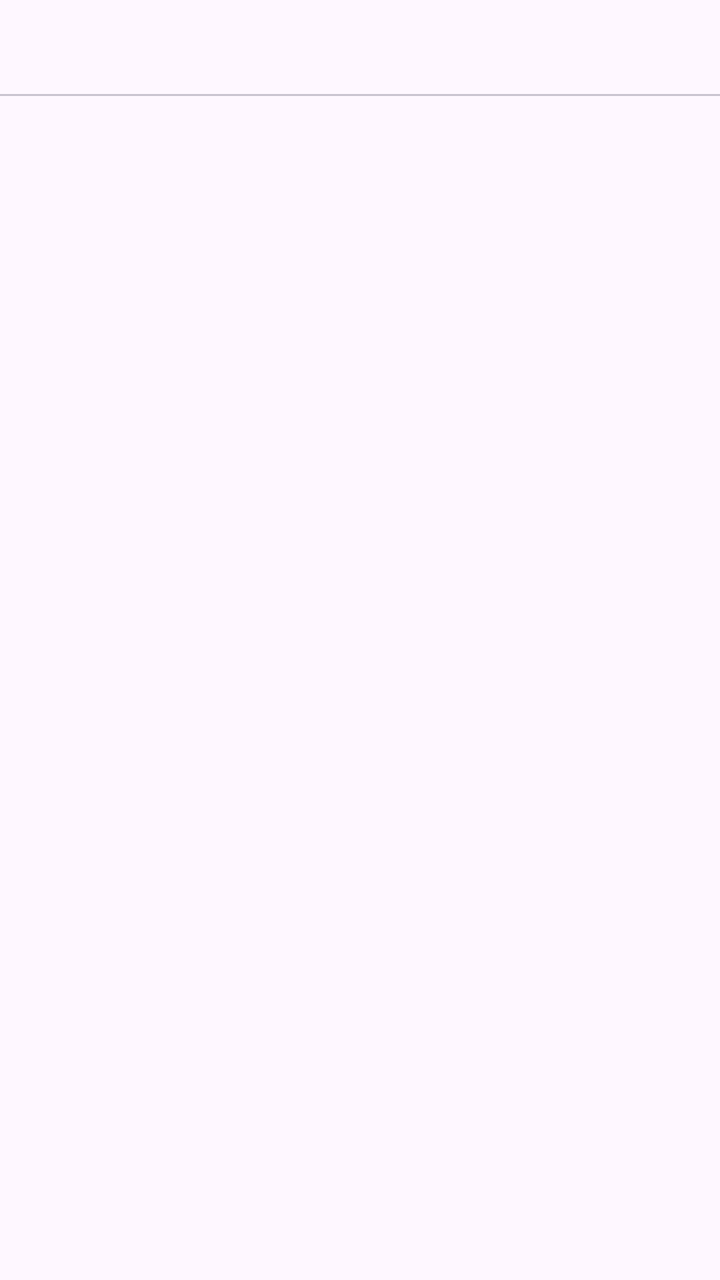
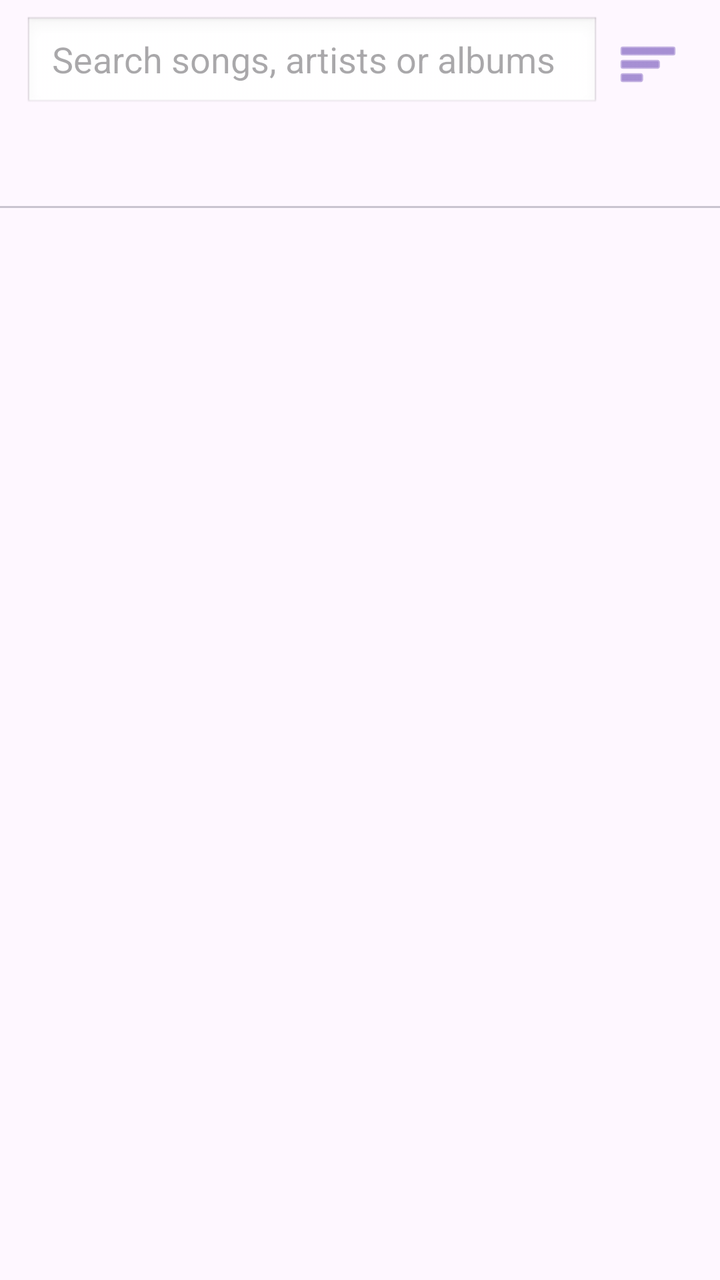

The first picture is an Android layout as it rendered before a commit; the second is the same layout after the commit. The layout source and the unified diff follow.
<!-- AndroidManifest.xml: application theme Theme.MusicPlayer -->
<!-- res/layout/activity_main.xml -->
<androidx.constraintlayout.widget.ConstraintLayout
    xmlns:android="http://schemas.android.com/apk/res/android"
    xmlns:app="http://schemas.android.com/apk/res-auto"
    android:id="@+id/main"
    android:layout_width="match_parent"
    android:layout_height="match_parent">

    <com.google.android.material.tabs.TabLayout
        android:id="@+id/tabLayout"
        android:layout_width="match_parent"
        android:layout_height="wrap_content"
        app:tabIndicatorColor="#6C4AB6"
        app:tabIndicatorHeight="3dp"
        app:tabSelectedTextColor="#6C4AB6"
        app:layout_constraintTop_toTopOf="parent"/>

    <androidx.recyclerview.widget.RecyclerView
        android:id="@+id/recyclerSongs"
        android:layout_width="match_parent"
        android:layout_height="0dp"
        app:layout_constraintTop_toBottomOf="@id/tabLayout"
        app:layout_constraintBottom_toTopOf="@id/miniPlayerInclude"/>

    <androidx.recyclerview.widget.RecyclerView
        android:id="@+id/recyclerAlbums"
        android:layout_width="match_parent"
        android:layout_height="0dp"
        android:visibility="gone"
        app:layout_constraintTop_toBottomOf="@id/tabLayout"
        app:layout_constraintBottom_toTopOf="@id/miniPlayerInclude"/>

    <include
        android:id="@+id/miniPlayerInclude"
        layout="@layout/view_mini_player"
        android:layout_width="match_parent"
        android:layout_height="wrap_content"
        app:layout_constraintBottom_toBottomOf="parent"/>

</androidx.constraintlayout.widget.ConstraintLayout>
<!-- res/layout/view_mini_player.xml (included above) -->
<com.google.android.material.card.MaterialCardView
    xmlns:android="http://schemas.android.com/apk/res/android"
    xmlns:app="http://schemas.android.com/apk/res-auto"
    android:id="@+id/miniPlayerBar"
    android:layout_width="match_parent"
    android:layout_height="76dp"
    android:layout_margin="8dp"
    android:visibility="gone"
    app:cardBackgroundColor="#302047"
    app:cardCornerRadius="18dp"
    app:cardElevation="8dp">

    <LinearLayout
        android:layout_width="match_parent"
        android:layout_height="match_parent"
        android:gravity="center_vertical"
        android:orientation="horizontal"
        android:padding="8dp">

        <ImageView
            android:id="@+id/miniPlayerArtwork"
            android:layout_width="58dp"
            android:layout_height="58dp"
            android:scaleType="centerCrop"
            android:src="@drawable/player_art_placeholder"
            android:contentDescription="Current album artwork"/>

        <LinearLayout
            android:layout_width="0dp"
            android:layout_height="wrap_content"
            android:layout_marginStart="12dp"
            android:layout_weight="1"
            android:orientation="vertical">

            <TextView
                android:id="@+id/miniPlayerTitle"
                android:layout_width="match_parent"
                android:layout_height="wrap_content"
                android:ellipsize="end"
                android:maxLines="1"
                android:textColor="#FFFFFF"
                android:textSize="15sp"
                android:textStyle="bold"/>

            <TextView
                android:id="@+id/miniPlayerArtist"
                android:layout_width="match_parent"
                android:layout_height="wrap_content"
                android:ellipsize="end"
                android:maxLines="1"
                android:textColor="#C9BFE2"
                android:textSize="12sp"/>
        </LinearLayout>

        <ImageButton
            android:id="@+id/miniPlayerPlayPause"
            android:layout_width="48dp"
            android:layout_height="48dp"
            android:background="?attr/selectableItemBackgroundBorderless"
            android:contentDescription="Play or pause"
            android:padding="12dp"
            android:src="@android:drawable/ic_media_play"
            app:tint="#FFFFFF"/>

        <ImageButton
            android:id="@+id/miniPlayerNext"
            android:layout_width="48dp"
            android:layout_height="48dp"
            android:background="?attr/selectableItemBackgroundBorderless"
            android:contentDescription="Next soundtrack"
            android:padding="12dp"
            android:src="@android:drawable/ic_media_next"
            app:tint="#FFFFFF"/>
    </LinearLayout>
</com.google.android.material.card.MaterialCardView>
<!-- resources referenced by this layout -->
<resources>
  <!-- drawable player_art_placeholder (drawable) -->
  <vector xmlns:android="http://schemas.android.com/apk/res/android"
      android:width="280dp"
      android:height="280dp"
      android:viewportWidth="100"
      android:viewportHeight="100">
      <path android:fillColor="#513779" android:pathData="M0,0h100v100h-100z"/>
      <path android:fillColor="#D9CCFF" android:pathData="M61,20v43.5c-2.2,-1.3 -5,-2 -8,-1.5c-6.2,1 -10.5,5.7 -9.6,10.5c0.8,4.8 6.5,7.9 12.7,6.9c5.5,-0.9 9.5,-4.7 9.7,-8.9L66,36l20,-4v23.5c-2.2,-1.3 -5,-2 -8,-1.5c-6.2,1 -10.5,5.7 -9.6,10.5c0.8,4.8 6.5,7.9 12.7,6.9c5.7,-0.9 9.7,-5 9.7,-9.4L91,20z"/>
  </vector>
  <style name="Theme.MusicPlayer" parent="Base.Theme.MusicPlayer" />
  <style name="Base.Theme.MusicPlayer" parent="Theme.Material3.DayNight.NoActionBar">
          
          
      </style>
</resources>

<!-- the commit's change to res/layout/activity_main.xml (unified diff, before → after) -->
@@ -5,14 +5,46 @@
     android:layout_width="match_parent"
     android:layout_height="match_parent">
 
+    <LinearLayout
+        android:id="@+id/libraryToolbar"
+        android:layout_width="match_parent"
+        android:layout_height="wrap_content"
+        android:gravity="center_vertical"
+        android:orientation="horizontal"
+        android:paddingHorizontal="12dp"
+        android:paddingTop="8dp"
+        app:layout_constraintTop_toTopOf="parent">
+
+        <EditText
+            android:id="@+id/librarySearch"
+            android:layout_width="0dp"
+            android:layout_height="48dp"
+            android:layout_weight="1"
+            android:background="@android:drawable/edit_text"
+            android:hint="Search songs, artists or albums"
+            android:imeOptions="actionDone"
+            android:inputType="text"
+            android:maxLines="1"
+            android:paddingHorizontal="14dp"/>
+
+        <ImageButton
+            android:id="@+id/librarySort"
+            android:layout_width="48dp"
+            android:layout_height="48dp"
+            android:background="?attr/selectableItemBackgroundBorderless"
+            android:contentDescription="Sort library"
+            android:src="@android:drawable/ic_menu_sort_by_size"
+            app:tint="#6C4AB6"/>
+    </LinearLayout>
+
     <com.google.android.material.tabs.TabLayout
         android:id="@+id/tabLayout"
         android:layout_width="match_parent"
         android:layout_height="wrap_content"
+        app:layout_constraintTop_toBottomOf="@id/libraryToolbar"
         app:tabIndicatorColor="#6C4AB6"
         app:tabIndicatorHeight="3dp"
-        app:tabSelectedTextColor="#6C4AB6"
-        app:layout_constraintTop_toTopOf="parent"/>
+        app:tabSelectedTextColor="#6C4AB6"/>
 
     <androidx.recyclerview.widget.RecyclerView
         android:id="@+id/recyclerSongs"
@@ -29,13 +61,20 @@
         app:layout_constraintTop_toBottomOf="@id/tabLayout"
         app:layout_constraintBottom_toTopOf="@id/miniPlayerInclude"/>
 
+    <androidx.recyclerview.widget.RecyclerView
+        android:id="@+id/recyclerFolders"
+        android:layout_width="match_parent"
+        android:layout_height="0dp"
+        android:visibility="gone"
+        app:layout_constraintTop_toBottomOf="@id/tabLayout"
+        app:layout_constraintBottom_toTopOf="@id/miniPlayerInclude"/>
+
     <include
         android:id="@+id/miniPlayerInclude"
         layout="@layout/view_mini_player"
         android:layout_width="match_parent"
         android:layout_height="wrap_content"
         app:layout_constraintBottom_toBottomOf="parent"/>
-
 </androidx.constraintlayout.widget.ConstraintLayout>
 <!-- res/layout/view_mini_player.xml (included above) -->
 <com.google.android.material.card.MaterialCardView
